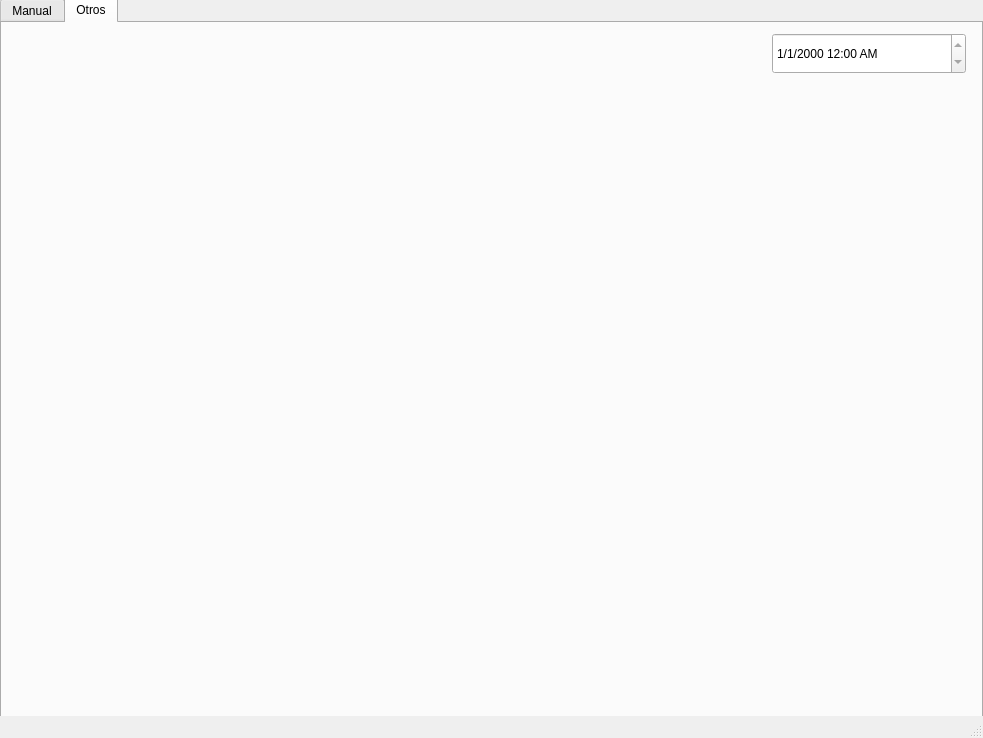
Above: src/centro_garantia_vehiculos/centrogarantiavehiculo.ui from gabrielmj23/taller-mecanico-so before the change. Below: the same form after it.
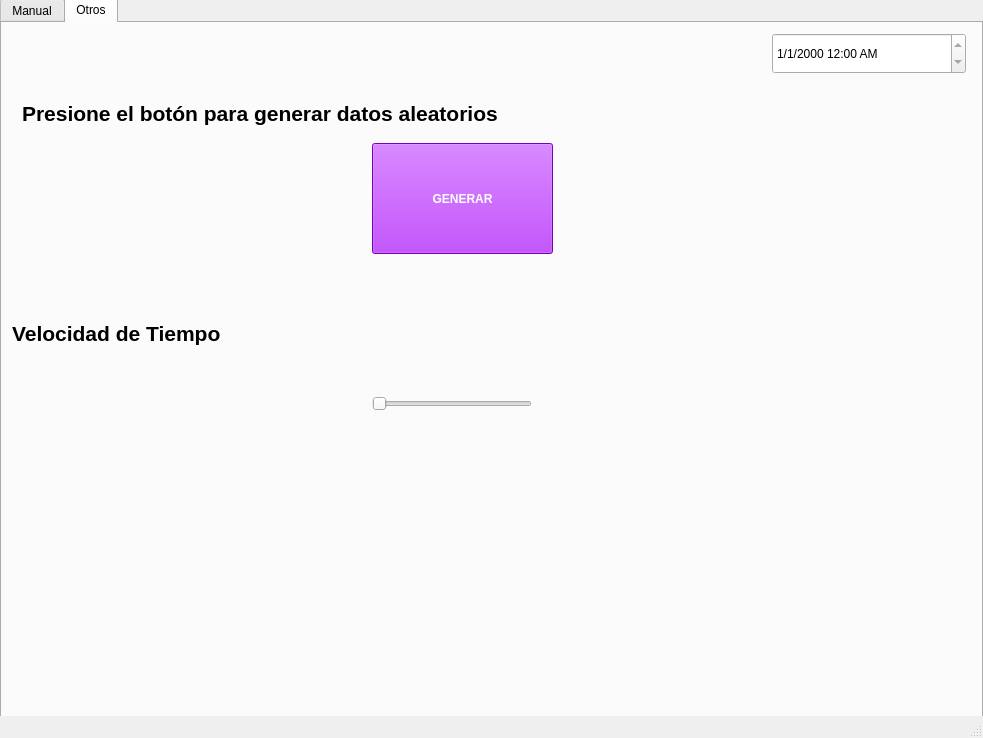
That is the form after the change. The open tabs and pages were chosen to show the change.

Commit message: Tab Otros

Diff of the .ui file:
```diff
--- a/src/centro_garantia_vehiculos/centrogarantiavehiculo.ui
+++ b/src/centro_garantia_vehiculos/centrogarantiavehiculo.ui
@@ -428,6 +428,187 @@
        <string>d/M/yyyy h:mm AP</string>
       </property>
      </widget>
+     <widget class="QPushButton" name="pushButton_12">
+      <property name="geometry">
+       <rect>
+        <x>370</x>
+        <y>120</y>
+        <width>181</width>
+        <height>111</height>
+       </rect>
+      </property>
+      <property name="palette">
+       <palette>
+        <active>
+         <colorrole role="Button">
+          <brush brushstyle="SolidPattern">
+           <color alpha="255">
+            <red>170</red>
+            <green>0</green>
+            <blue>255</blue>
+           </color>
+          </brush>
+         </colorrole>
+         <colorrole role="ButtonText">
+          <brush brushstyle="SolidPattern">
+           <color alpha="255">
+            <red>255</red>
+            <green>255</green>
+            <blue>255</blue>
+           </color>
+          </brush>
+         </colorrole>
+         <colorrole role="Base">
+          <brush brushstyle="SolidPattern">
+           <color alpha="255">
+            <red>170</red>
+            <green>0</green>
+            <blue>255</blue>
+           </color>
+          </brush>
+         </colorrole>
+         <colorrole role="Window">
+          <brush brushstyle="SolidPattern">
+           <color alpha="255">
+            <red>170</red>
+            <green>0</green>
+            <blue>255</blue>
+           </color>
+          </brush>
+         </colorrole>
+        </active>
+        <inactive>
+         <colorrole role="Button">
+          <brush brushstyle="SolidPattern">
+           <color alpha="255">
+            <red>170</red>
+            <green>0</green>
+            <blue>255</blue>
+           </color>
+          </brush>
+         </colorrole>
+         <colorrole role="ButtonText">
+          <brush brushstyle="SolidPattern">
+           <color alpha="255">
+            <red>255</red>
+            <green>255</green>
+            <blue>255</blue>
+           </color>
+          </brush>
+         </colorrole>
+         <colorrole role="Base">
+          <brush brushstyle="SolidPattern">
+           <color alpha="255">
+            <red>170</red>
+            <green>0</green>
+            <blue>255</blue>
+           </color>
+          </brush>
+         </colorrole>
+         <colorrole role="Window">
+          <brush brushstyle="SolidPattern">
+           <color alpha="255">
+            <red>170</red>
+            <green>0</green>
+            <blue>255</blue>
+           </color>
+          </brush>
+         </colorrole>
+        </inactive>
+        <disabled>
+         <colorrole role="Button">
+          <brush brushstyle="SolidPattern">
+           <color alpha="255">
+            <red>170</red>
+            <green>0</green>
+            <blue>255</blue>
+           </color>
+          </brush>
+         </colorrole>
+         <colorrole role="Base">
+          <brush brushstyle="SolidPattern">
+           <color alpha="255">
+            <red>170</red>
+            <green>0</green>
+            <blue>255</blue>
+           </color>
+          </brush>
+         </colorrole>
+         <colorrole role="Window">
+          <brush brushstyle="SolidPattern">
+           <color alpha="255">
+            <red>170</red>
+            <green>0</green>
+            <blue>255</blue>
+           </color>
+          </brush>
+         </colorrole>
+        </disabled>
+       </palette>
+      </property>
+      <property name="font">
+       <font>
+        <bold>true</bold>
+       </font>
+      </property>
+      <property name="styleSheet">
+       <string notr="true">background-color: rgb(170, 0, 255);</string>
+      </property>
+      <property name="text">
+       <string>GENERAR</string>
+      </property>
+     </widget>
+     <widget class="QLabel" name="label_3">
+      <property name="geometry">
+       <rect>
+        <x>20</x>
+        <y>70</y>
+        <width>621</width>
+        <height>41</height>
+       </rect>
+      </property>
+      <property name="font">
+       <font>
+        <pointsize>16</pointsize>
+        <bold>true</bold>
+       </font>
+      </property>
+      <property name="text">
+       <string>Presione el botón para generar datos aleatorios</string>
+      </property>
+     </widget>
+     <widget class="QLabel" name="label_4">
+      <property name="geometry">
+       <rect>
+        <x>10</x>
+        <y>290</y>
+        <width>621</width>
+        <height>41</height>
+       </rect>
+      </property>
+      <property name="font">
+       <font>
+        <pointsize>16</pointsize>
+        <bold>true</bold>
+       </font>
+      </property>
+      <property name="text">
+       <string>Velocidad de Tiempo</string>
+      </property>
+     </widget>
+     <widget class="QSlider" name="horizontalSlider">
+      <property name="geometry">
+       <rect>
+        <x>370</x>
+        <y>360</y>
+        <width>160</width>
+        <height>42</height>
+       </rect>
+      </property>
+      <property name="orientation">
+       <enum>Qt::Horizontal</enum>
+      </property>
+     </widget>
     </widget>
    </widget>
   </widget>
```
Left out of the diff: 74 changed lines with no effect on the pictures. The commit also changes 6 other files.
